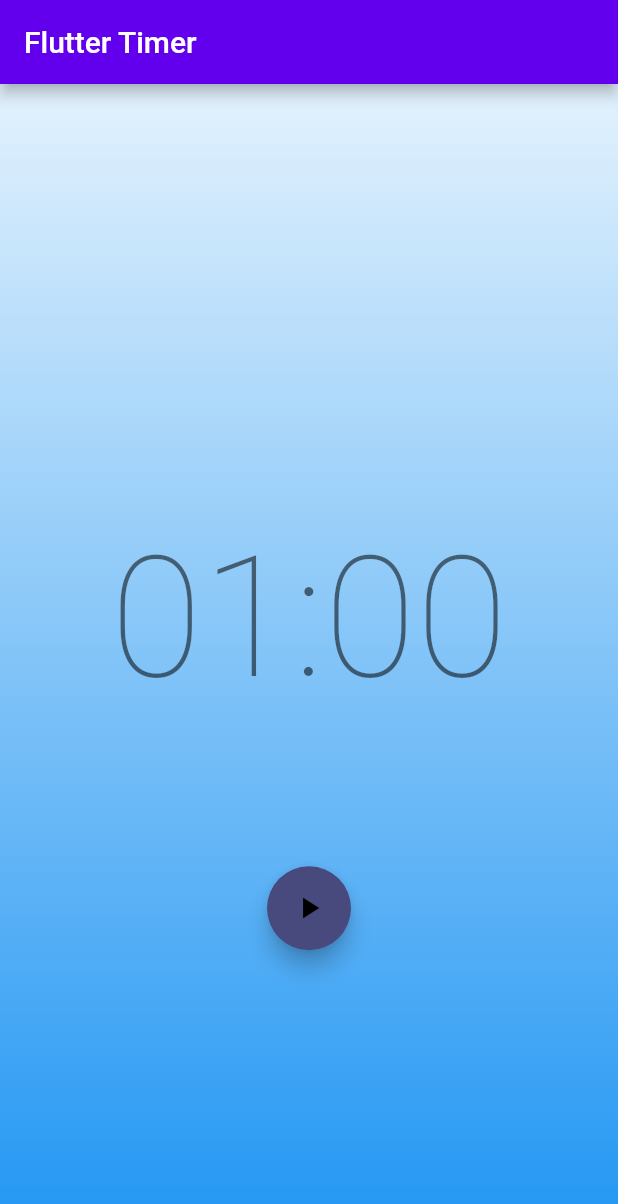
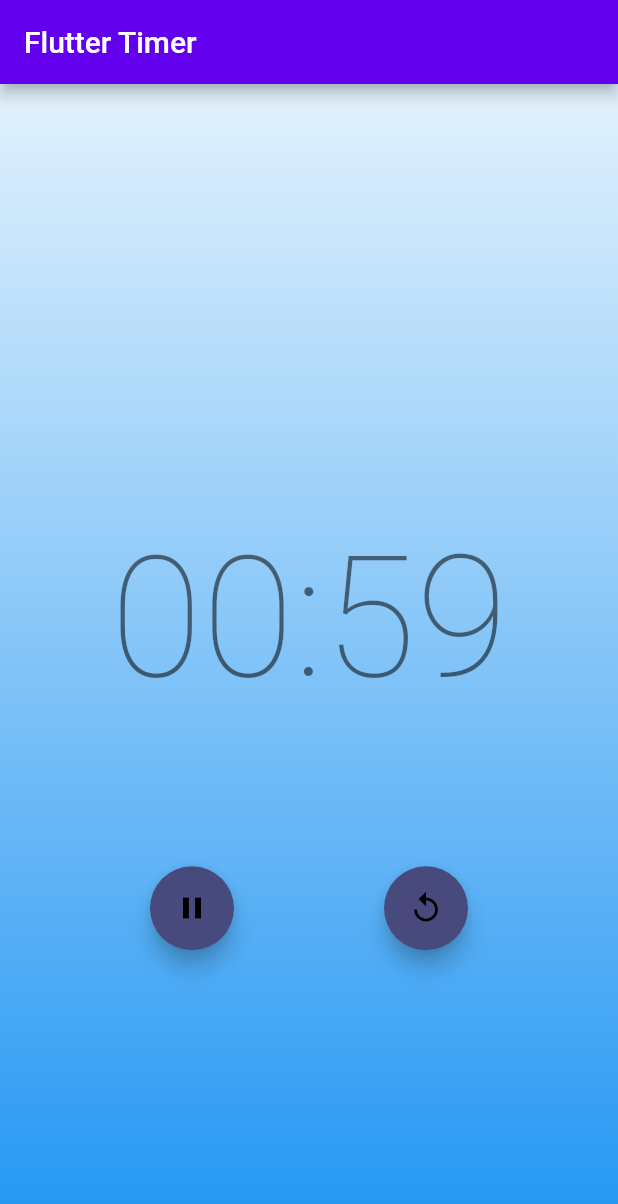
Before and after one commit to aaronkelton/bloc_timer, a Flutter app: the screen it shows after launch, after a tap on the "play arrow" icon, on a phone screen of 412 x 824 dp. Shown: the top 1204 px of the screen. Run offline on Flutter 3.47's test engine with Material 2 defaults, Android fonts, the phone set to English and light mode, and no system bars; our stand-ins replace flutter_bloc.

Commit message:
we got the ticker to countdown to zero
* countdown stream is bound to a StreamSubscription so we can't accidentally press play multiple times
* after pressing play, the Actions row shows Pause and Replay buttons
* use Provider#select to get the starting state from bloc.state.duration

```diff
--- a/lib/main.dart
+++ b/lib/main.dart
@@ -1,4 +1,8 @@
+import 'dart:async';
+
+import 'package:bloc_timer/ticker.dart';
 import 'package:flutter/material.dart';
+import 'package:flutter_bloc/flutter_bloc.dart';
 
 void main() {
   runApp(const App());
@@ -17,7 +21,10 @@ class App extends StatelessWidget {
           secondary: Color.fromRGBO(72, 74, 126, 1),
         ),
       ),
-      home: const TimerPage(),
+      home: BlocProvider(
+        create: (BuildContext context) => TimerBloc(),
+        child: const TimerPage(),
+      ),
     );
   }
 }
@@ -63,7 +70,7 @@ class TimerText extends StatelessWidget {
 
   @override
   Widget build(BuildContext context) {
-    const duration = 60;
+    final duration = context.select((TimerBloc bloc) => bloc.state.duration);
     final minutesStr =
         ((duration / 60) % 60).floor().toString().padLeft(2, '0');
     final secondsStr = (duration % 60).floor().toString().padLeft(2, '0');
@@ -74,33 +81,120 @@ class TimerText extends StatelessWidget {
   }
 }
 
+class TimerEvent {}
+
+class TimerStarted extends TimerEvent {
+  final int duration;
+
+  TimerStarted(this.duration);
+}
+
+class _TimerTicked extends TimerEvent {
+  final int duration;
+
+  _TimerTicked(this.duration);
+}
+
+class TimerBloc extends Bloc<TimerEvent, TimerState> {
+  TimerBloc() : super(TimerInitial(60)) {
+    on<TimerStarted>(_onStarted);
+    on<_TimerTicked>(_onTicked);
+  }
+
+  StreamSubscription<int>? _tickerSubscription;
+
+  final Ticker _ticker = const Ticker();
+
+  // @override
+  // Future<void> close() {
+  //   _tickerSubscription?.cancel();
+  //   return super.close();
+  // }
+
+  _onStarted(event, emit) {
+    emit(TimerRunInProgress(event.duration));
+    _tickerSubscription?.cancel();
+    _tickerSubscription = _ticker
+        .tick(ticks: 60)
+        .listen((duration) => add(_TimerTicked(duration)));
+  }
+
+  _onTicked(event, emit) {
+    emit(TimerRunInProgress(event.duration));
+  }
+}
+
+class TimerState {
+  final int duration;
+
+  TimerState(this.duration);
+}
+
+class TimerInitial extends TimerState {
+  TimerInitial(super.duration);
+
+  @override
+  String toString() => 'TimerInitial { duration: $duration }';
+}
+
+class TimerRunInProgress extends TimerState {
+  TimerRunInProgress(super.duration);
+
+  @override
+  String toString() => 'TimerRunInProgress { duration: $duration }';
+}
+
 class Actions extends StatelessWidget {
   const Actions({super.key});
 
+  Widget playButton(BuildContext context) {
+    return FloatingActionButton(
+      child: const Icon(Icons.play_arrow),
+      onPressed: () {
+        context.read<TimerBloc>().add(TimerStarted(60));
+      },
+    );
+  }
+  Widget pauseButton(BuildContext context) {
+    return FloatingActionButton(
+      child: const Icon(Icons.pause),
+      onPressed: () {},
+    );
+  }
+  Widget resetButton(BuildContext context) {
+    return FloatingActionButton(
+      child: const Icon(Icons.replay),
+      onPressed: () {},
+    );
+  }
+
   @override
   Widget build(BuildContext context) {
-    return Row(
-      mainAxisAlignment: MainAxisAlignment.spaceEvenly,
-      children: [
-        FloatingActionButton(
-          child: const Icon(Icons.play_arrow),
-          onPressed: () {},
-        ),
-        // FloatingActionButton(
-        //   child: const Icon(Icons.pause),
-        //   onPressed: () {},
-        // ),
-        // FloatingActionButton(
-        //   child: const Icon(Icons.replay),
-        //   onPressed: () {},
-        // ),
-      ],
+    return BlocBuilder<TimerBloc, TimerState>(
+      builder: (context, state) {
+        var buttons = [];
+        if (state.runtimeType == TimerInitial) {
+          buttons.add(playButton(context));
+        }
+        if (state.runtimeType == TimerRunInProgress) {
+          buttons.add(pauseButton(context));
+          buttons.add(resetButton(context));
+        }
+
+        return Row(
+          mainAxisAlignment: MainAxisAlignment.spaceEvenly,
+          children: [
+            ...buttons,
+          ],
+        );
+      },
     );
   }
 }
 
 class Background extends StatelessWidget {
   const Background({Key? key}) : super(key: key);
+
   @override
   Widget build(BuildContext context) {
     return Container(
--- /dev/null
+++ b/lib/ticker.dart
@@ -0,0 +1,7 @@
+class Ticker {
+  const Ticker();
+  Stream<int> tick({required int ticks}) {
+    return Stream.periodic(const Duration(seconds: 1), (x) => ticks - x - 1)
+        .take(ticks);
+  }
+}
--- a/pubspec.yaml
+++ b/pubspec.yaml
@@ -35,6 +35,7 @@ dependencies:
   # The following adds the Cupertino Icons font to your application.
   # Use with the CupertinoIcons class for iOS style icons.
   cupertino_icons: ^1.0.2
+  flutter_bloc: ^8.1.3
 
 dev_dependencies:
   flutter_test:
```
Also changed, not shown: pubspec.lock, 1 other file.
